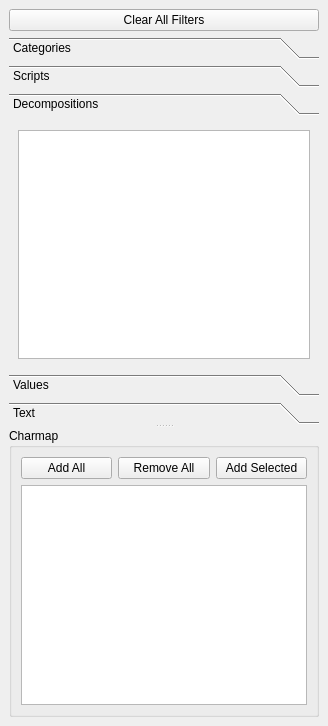
Before: the Qt Designer form dockcharmap.ui in GrandFatherPikhto/Glyph, drawn with Qt 5.
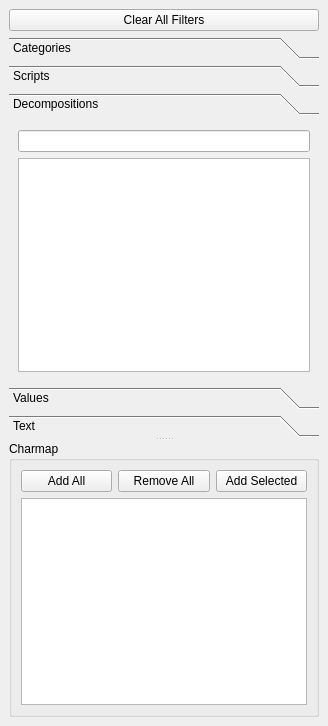
After: the same form once the commit is applied. The open tabs and pages were chosen to show the change.

The edit to the form file:
```diff
--- a/dockcharmap.ui
+++ b/dockcharmap.ui
@@ -91,6 +91,9 @@
          <string>Decompositions</string>
         </attribute>
         <layout class="QVBoxLayout" name="verticalLayout_2">
+         <item>
+          <widget class="QLineEdit" name="lineEditDecompositionsFilter"/>
+         </item>
          <item>
           <widget class="QListView" name="listViewDecompositions">
            <property name="selectionMode">
```
Left out of the diff: 8 changed lines with no effect on the pictures.
